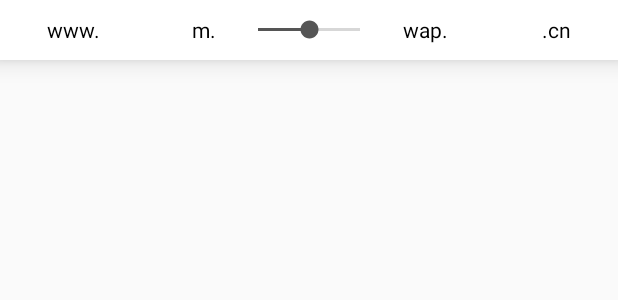
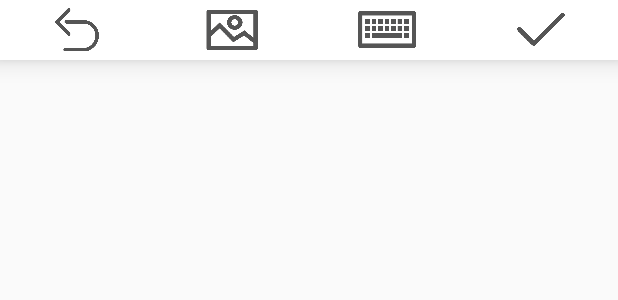
Before and after one commit to Deslate/Journote_APP, an Android app: the layout tool_bar.xml on its own in the app's theme, with its tools: preview values and no code run, on a phone screen of 412 x 824 dp. Shown: the top 300 px of the screen. Run offline under Robolectric (Android 15) with nearby library versions, the phone set to English and light mode, and no system bars.

Commit message:
basic ui finished

```diff
--- a/app/src/main/res/layout/tool_bar.xml
+++ b/app/src/main/res/layout/tool_bar.xml
@@ -10,65 +10,70 @@
         android:id="@+id/keyboard_top_view_tip_container"
         android:layout_width="match_parent"
         android:layout_height="40dp"
-        android:layout_gravity="center"
-        android:gravity="center"
+        android:gravity="center_horizontal"
         android:orientation="horizontal">
 
-        <TextView
-            android:id="@+id/keyboard_top_view_first_txt"
-            android:layout_width="wrap_content"
+        <LinearLayout
+            android:layout_width="match_parent"
             android:layout_height="wrap_content"
-            android:layout_gravity="center"
+            android:layout_weight="1"
+            android:gravity="center_horizontal"
+            android:orientation="horizontal">
+
+            <Button
+                android:id="@+id/undo_btn"
+                android:layout_width="40dp"
+                android:layout_height="wrap_content"
+                android:layout_gravity="center"
+                android:background="@drawable/undo" />
+        </LinearLayout>
+
+        <LinearLayout
+            android:layout_width="match_parent"
+            android:layout_height="match_parent"
             android:layout_weight="1"
             android:gravity="center"
-            android:text="www."
-            android:textColor="#ff000000"
-            android:textSize="14sp" />
+            android:orientation="vertical">
+            <LinearLayout
+                android:layout_width="match_parent"
+                android:layout_height="wrap_content"
+                android:layout_weight="0"
+                android:gravity="center"
+                android:orientation="horizontal">
+                <Button
+                    android:id="@+id/img_insert_btn"
+                    android:layout_width="40dp"
+                    android:layout_height="35dp"
+                    android:background="@drawable/image" />
+            </LinearLayout>
+        </LinearLayout>
 
-        <TextView
-            android:id="@+id/keyboard_top_view_second_txt"
-            android:layout_width="wrap_content"
+        <LinearLayout
+            android:layout_width="match_parent"
             android:layout_height="wrap_content"
-            android:layout_gravity="center"
             android:layout_weight="1"
-            android:gravity="center"
-            android:text="m."
-            android:textColor="#ff000000"
-            android:textSize="14sp" />
+            android:gravity="center_horizontal"
+            android:orientation="horizontal">
+            <Button
+                android:id="@+id/font_menu_btn"
+                android:layout_width="40dp"
+                android:layout_height="wrap_content"
+                android:background="@drawable/keyboard" />
+        </LinearLayout>
 
-        <Space
-            android:layout_width="wrap_content"
+        <LinearLayout
+            android:layout_width="match_parent"
             android:layout_height="wrap_content"
-            android:layout_weight="1" />
+            android:layout_weight="1"
+            android:gravity="center_horizontal"
+            android:orientation="horizontal">
+            <Button
+                android:id="@+id/commit_btn"
+                android:layout_width="40dp"
+                android:layout_height="wrap_content"
+                android:background="@drawable/commit" />
+        </LinearLayout>
 
-        <TextView
-            android:id="@+id/keyboard_top_view_third_txt"
-            android:layout_width="wrap_content"
-            android:layout_height="wrap_content"
-            android:layout_gravity="center"
-            android:layout_weight="1"
-            android:gravity="center"
-            android:text="wap."
-            android:textColor="#ff000000"
-            android:textSize="14sp" />
-
-        <TextView
-            android:id="@+id/keyboard_top_view_fourth_txt"
-            android:layout_width="wrap_content"
-            android:layout_height="wrap_content"
-            android:layout_gravity="center"
-            android:layout_weight="1"
-            android:gravity="center"
-            android:text=".cn"
-            android:textColor="#ff000000"
-            android:textSize="14sp" />
     </LinearLayout>
 
-    <SeekBar
-        android:id="@+id/keyboard_top_view_seek_bar"
-        android:layout_width="100dp"
-        android:layout_height="wrap_content"
-        android:layout_gravity="center"
-        android:max="50"
-        android:progress="25"/>
 </FrameLayout>
```
Also changed, not shown: app/src/main/AndroidManifest.xml (+12 -1 lines), app/src/main/java/com/halloween/journote/EditActivity.java (deleted, +0 -16 lines), app/src/main/java/com/halloween/journote/ui/documents/HomeFragment.java (deleted, +0 -35 lines), app/src/main/java/com/halloween/journote/ui/documents/HomeViewModel.java (deleted, +0 -19 lines), app/src/main/java/com/halloween/journote/ui/edit/EditActivity.java (+42 -115 lines), app/src/main/java/com/halloween/journote/ui/index/IndexFragment.java (+23 -1 lines), app/src/main/java/com/halloween/journote/ui/index/ItemListAdapter.java (+48 -0 lines), app/src/main/java/com/halloween/journote/ui/items/DashboardFragment.java (deleted, +0 -35 lines), app/src/main/java/com/halloween/journote/ui/items/DashboardViewModel.java (deleted, +0 -19 lines), app/src/main/java/com/halloween/journote/ui/me/NotificationsFragment.java (deleted, +0 -35 lines), app/src/main/java/com/halloween/journote/ui/me/NotificationsViewModel.java (deleted, +0 -19 lines), app/src/main/res/drawable-v24/undo.png (added).
